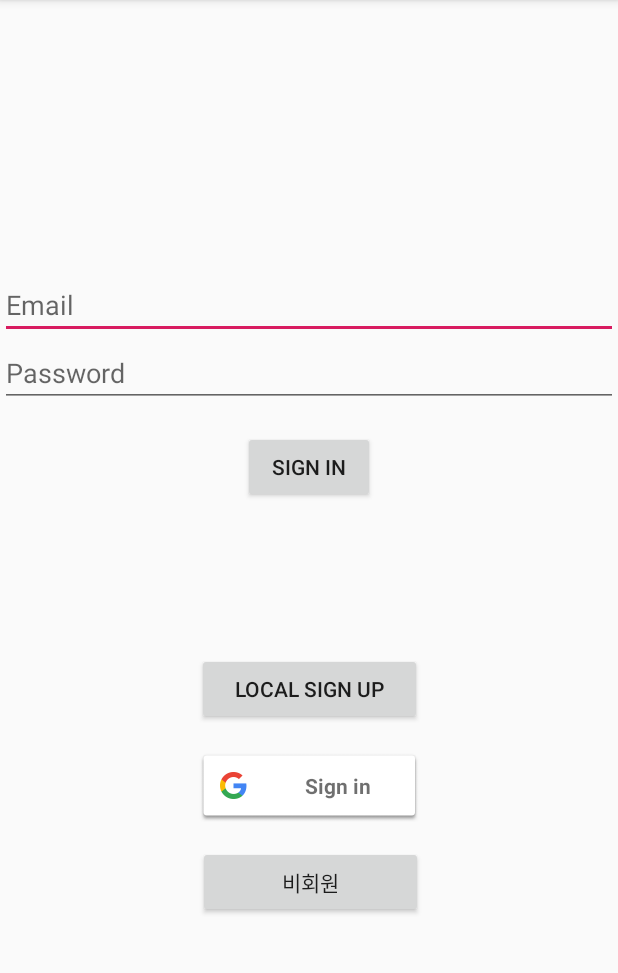
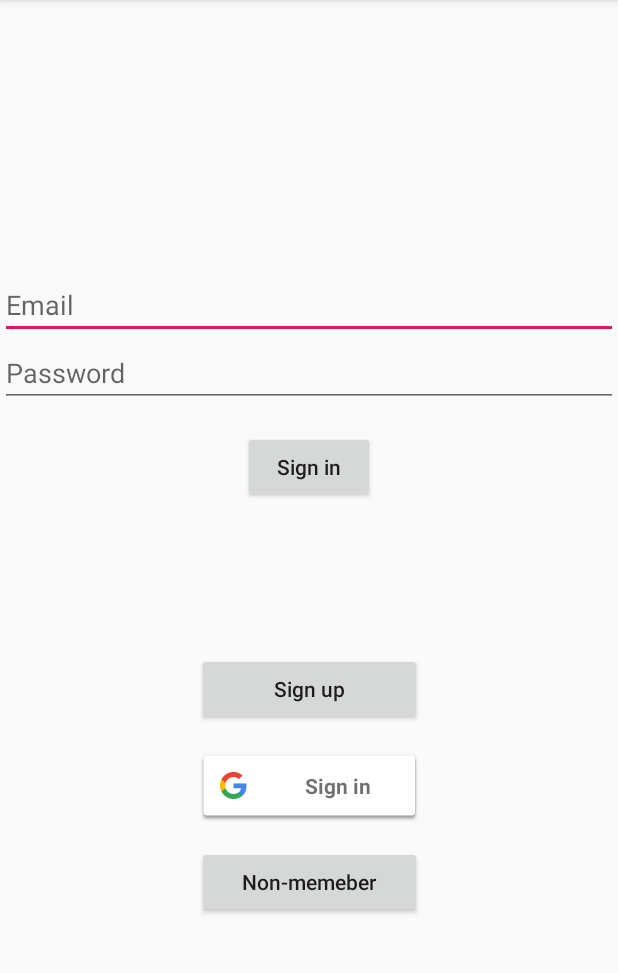
Before and after one commit to loin3/RaeBab-Ko, an Android app: the screen it shows after launch (StartActivity), on a phone screen of 412 x 824 dp, the part 84-1057 px from its top. Run offline under Robolectric (Android 15) with nearby library versions, the phone set to English and light mode, and no system bars; our stand-ins replace Firebase (no records; nobody signed in at launch, a user with empty details on screens opened directly); 6 statements that could not run were skipped.

Commit message:
Almost done(5)

```diff
--- a/Third/app/build.gradle
+++ b/Third/app/build.gradle
@@ -41,5 +41,6 @@ dependencies {
     implementation 'com.google.firebase:firebase-messaging:20.0.0'
     implementation 'com.google.firebase:firebase-auth:19.0.0'
     implementation 'com.google.firebase:firebase-database:19.2.0'
+    implementation 'com.google.firebase:firebase-storage:19.1.0'
     implementation 'com.firebase:geofire-java:2.3.1'
 }
--- a/Third/app/src/main/AndroidManifest.xml
+++ b/Third/app/src/main/AndroidManifest.xml
@@ -2,11 +2,13 @@
 <manifest xmlns:android="http://schemas.android.com/apk/res/android"
     package="com.example.third">
 
+    <uses-permission android:name="android.permission.READ_EXTERNAL_STORAGE" />
     <uses-permission android:name="android.permission.INTERNET" />
     <uses-permission android:name="android.permission.ACCESS_FINE_LOCATION" />
     <uses-permission android:name="android.permission.VIBRATE" />
 
     <application
+        android:largeHeap="true"
         android:allowBackup="true"
         android:icon="@mipmap/ic_launcher"
         android:label="@string/app_name"
--- a/Third/app/src/main/java/com/example/third/SettingActivity.java
+++ b/Third/app/src/main/java/com/example/third/SettingActivity.java
@@ -68,7 +68,6 @@ public class SettingActivity extends AppCompatActivity {
             public void onClick(View view) {
                 int radioId = radioGroup.getCheckedRadioButtonId();
                 RadioButton radioButton = (RadioButton)findViewById(radioId);
-
                 FirebaseDatabase.getInstance().getReference().child("User").child(FirebaseAuth.getInstance().getCurrentUser().getEmail().substring(0, FirebaseAuth.getInstance().getCurrentUser().getEmail().indexOf("@"))).child("outfit").setValue(editText.getText().toString());
 
                 Intent intent1 = new Intent(SettingActivity.this, AlarmService.class);
--- a/Third/app/src/main/java/com/example/third/User_Infomation.java
+++ b/Third/app/src/main/java/com/example/third/User_Infomation.java
@@ -1,4 +1,6 @@
 package com.example.third;
+
+import android.net.Uri;
 
 public class User_Infomation {
     public String token;
--- a/Third/app/src/main/res/layout/activity_description.xml
+++ b/Third/app/src/main/res/layout/activity_description.xml
@@ -12,4 +12,9 @@
         android:layout_width="0dp"
         android:layout_height="0dp"
         android:text="TextView" />
+
+    <ImageView
+        android:id="@+id/profile_image"
+        android:layout_width="50dp"
+        android:layout_height="50dp" />
 </LinearLayout>
--- a/Third/app/src/main/res/layout/activity_register.xml
+++ b/Third/app/src/main/res/layout/activity_register.xml
@@ -82,6 +82,7 @@
         app:layout_constraintLeft_toLeftOf="parent"
         android:id="@+id/register_button"
         android:text="Register"
+        android:textAllCaps="false"
         app:layout_constraintRight_toLeftOf="@id/cancel_button"
         app:layout_constraintBottom_toBottomOf="parent"
         app:layout_constraintHorizontal_weight="1"/>
@@ -92,6 +93,7 @@
         app:layout_constraintRight_toRightOf="parent"
         android:id="@+id/cancel_button"
         android:text="Cancel"
+        android:textAllCaps="false"
         app:layout_constraintBottom_toBottomOf="parent"
         app:layout_constraintHorizontal_weight="1"
         app:layout_constraintLeft_toRightOf="@id/register_button"/>
--- a/Third/app/src/main/res/layout/activity_start.xml
+++ b/Third/app/src/main/res/layout/activity_start.xml
@@ -37,6 +37,7 @@
         app:layout_constraintLeft_toLeftOf="parent"
         app:layout_constraintTop_toBottomOf="@id/login_page_password"
         android:layout_marginTop="16dp"
+        android:textAllCaps="false"
         android:text="Sign in"/>
 
     <Button
@@ -44,7 +45,8 @@
         android:layout_width="150dp"
         android:layout_height="wrap_content"
         android:layout_marginTop="100dp"
-        android:text="Local sign up"
+        android:text="Sign up"
+        android:textAllCaps="false"
         app:layout_constraintLeft_toLeftOf="parent"
         app:layout_constraintRight_toRightOf="parent"
         app:layout_constraintTop_toBottomOf="@id/login_page_login_button" />
@@ -66,10 +68,10 @@
         android:layout_width="150dp"
         android:layout_height="wrap_content"
         android:layout_marginTop="16dp"
-        android:text="비회원"
-        app:layout_constraintEnd_toEndOf="parent"
-        app:layout_constraintHorizontal_bias="0.503"
-        app:layout_constraintStart_toStartOf="parent"
+        android:text="Non-memeber"
+        android:textAllCaps="false"
+        app:layout_constraintRight_toRightOf="parent"
+        app:layout_constraintLeft_toLeftOf="parent"
         app:layout_constraintTop_toBottomOf="@+id/googleSignUpButton" />
 
 </androidx.constraintlayout.widget.ConstraintLayout>
```
Also changed, not shown: Third/app/src/main/java/com/example/third/Normal_Login_Activity.java (+17 -1 lines), Third/app/src/main/java/com/example/third/StartActivity.java (+67 -17 lines).
